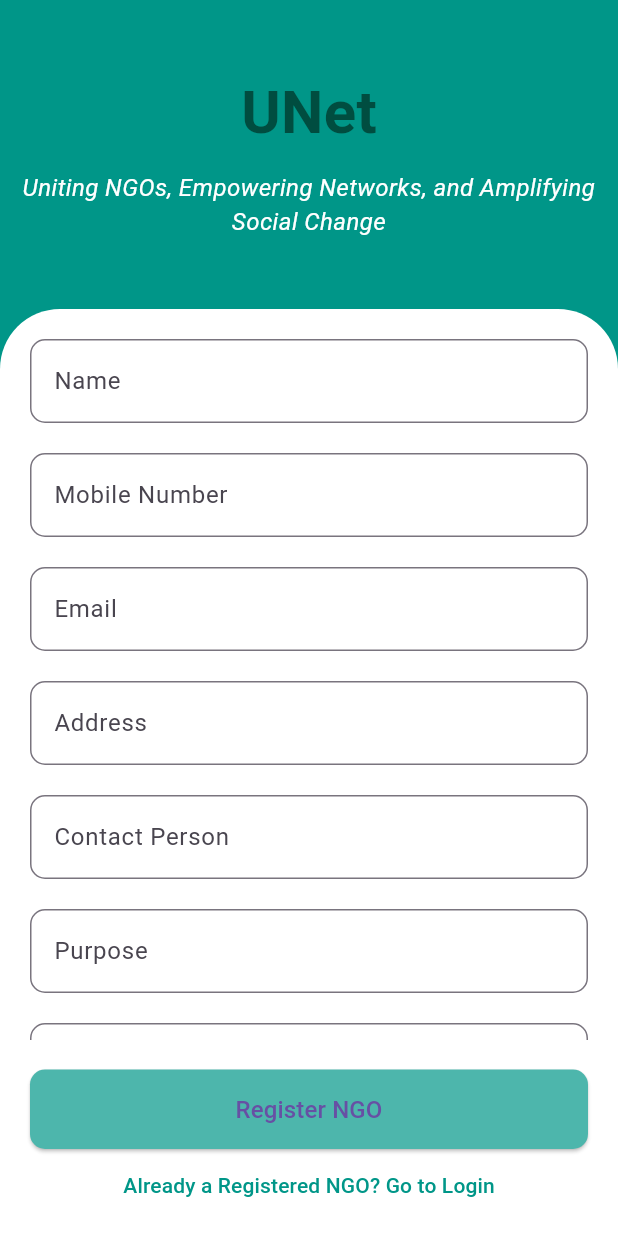
After one commit to Tejas-Muralidhar/UNet-Frontend, a Flutter app: the RegisterNGO screen opened by its route, on a phone screen of 412 x 824 dp. The commit adds this screen. Run offline on Flutter 3.47's test engine with Material 3 defaults, Android fonts, the phone set to English and light mode, and no system bars; our stand-ins replace shared_preferences, syncfusion_flutter_charts; accounts and stored records are empty; network calls fail.

Commit message:
Added NGO registration and Graph Dashboard

```diff
--- /dev/null
+++ b/unet/lib/ngo_registration.dart
@@ -0,0 +1,200 @@
+import 'package:flutter/material.dart';
+import 'package:http/http.dart' as http;
+import 'dart:convert';
+
+class RegisterNGO extends StatelessWidget {
+  final TextEditingController nameController = TextEditingController();
+  final TextEditingController mobileNumberController = TextEditingController();
+  final TextEditingController emailController = TextEditingController();
+  final TextEditingController addressController = TextEditingController();
+  final TextEditingController contactPersonController = TextEditingController();
+  final TextEditingController purposeController = TextEditingController();
+  final TextEditingController completedProjectController = TextEditingController();
+  final TextEditingController ongoingProjectController = TextEditingController();
+  final TextEditingController accountNumberController = TextEditingController();
+
+  Future<void> registerNGO(BuildContext context) async {
+    const String url = 'http://10.0.2.2:8000/api/ngos/register/';
+
+    final Map<String, dynamic> requestBody = {
+      "name": nameController.text,
+      "mobile_number": mobileNumberController.text,
+      "email": emailController.text,
+      "address": addressController.text,
+      "contact_person": contactPersonController.text,
+      "purpose": purposeController.text,
+      "completed_project": completedProjectController.text.isNotEmpty
+          ? completedProjectController.text
+          : "No Completed Projects",
+      "ongoing_project": ongoingProjectController.text.isNotEmpty
+          ? ongoingProjectController.text
+          : "Not Applicable",
+      "account_number": accountNumberController.text.isNotEmpty
+          ? accountNumberController.text
+          : "0000000000000000",
+    };
+
+    try {
+      final response = await http.post(
+        Uri.parse(url),
+        headers: {"Content-Type": "application/json"},
+        body: jsonEncode(requestBody),
+      );
+
+      if (response.statusCode == 201) {
+        showDialog(
+          context: context,
+          builder: (BuildContext context) {
+            return AlertDialog(
+              title: const Text("Registration Successful"),
+              content: const Text(
+                  "NGO has been added successfully! Resource donations and volunteer queries will be sent to your email."),
+              actions: [
+                TextButton(
+                  onPressed: () {
+                    Navigator.pop(context);
+                    Navigator.pushReplacementNamed(context, '/login');
+                  },
+                  child: const Text("OK"),
+                ),
+              ],
+            );
+          },
+        );
+      } else {
+        final errorData = jsonDecode(response.body);
+        ScaffoldMessenger.of(context).showSnackBar(
+          SnackBar(content: Text("Error: ${errorData['error'] ?? 'Registration failed'}")),
+        );
+      }
+    } catch (e) {
+      ScaffoldMessenger.of(context).showSnackBar(
+        SnackBar(content: Text("An error occurred: $e")),
+      );
+    }
+  }
+
+  @override
+  Widget build(BuildContext context) {
+    return Scaffold(
+      backgroundColor: Colors.teal[500],
+      body: LayoutBuilder(
+        builder: (context, constraints) {
+          return Column(
+            children: [
+              // Top Section for UNet logo and slogan
+              Container(
+                height: constraints.maxHeight * 0.25,
+                alignment: Alignment.center,
+                child: Column(
+                  mainAxisAlignment: MainAxisAlignment.center,
+                  children: [
+                    Text(
+                      'UNet',
+                      style: TextStyle(
+                        fontSize: 40.0,
+                        fontWeight: FontWeight.bold,
+                        color: Colors.teal[900],
+                      ),
+                    ),
+                    const SizedBox(height: 10.0),
+                    const Text(
+                      'Uniting NGOs, Empowering Networks, and Amplifying Social Change',
+                      textAlign: TextAlign.center,
+                      style: TextStyle(
+                        fontSize: 16.0,
+                        fontStyle: FontStyle.italic,
+                        color: Colors.white,
+                      ),
+                    ),
+                  ],
+                ),
+              ),
+              Expanded(
+                child: Container(
+                  decoration: const BoxDecoration(
+                    color: Colors.white,
+                    borderRadius: BorderRadius.only(
+                      topLeft: Radius.circular(40.0),
+                      topRight: Radius.circular(40.0),
+                    ),
+                  ),
+                  padding: const EdgeInsets.symmetric(horizontal: 20.0, vertical: 10.0),
+                  child: Column(
+                    mainAxisAlignment: MainAxisAlignment.spaceBetween,
+                    children: [
+                      Expanded(
+                        child: ListView(
+                          children: [
+                            buildTextField("Name", nameController),
+                            buildTextField("Mobile Number", mobileNumberController),
+                            buildTextField("Email", emailController),
+                            buildTextField("Address", addressController),
+                            buildTextField("Contact Person", contactPersonController),
+                            buildTextField("Purpose", purposeController),
+                            buildTextField(
+                                "Completed Projects (Optional)", completedProjectController),
+                            buildTextField("Ongoing Projects (Optional)", ongoingProjectController),
+                            buildTextField("Account Number", accountNumberController),
+                            const SizedBox(height: 20.0), // Extra space between fields
+                          ],
+                        ),
+                      ),
+                      Column(
+                        children: [
+                          const SizedBox(height: 20.0),
+                          SizedBox(
+                            width: double.infinity,
+                            child: ElevatedButton(
+                              style: ElevatedButton.styleFrom(
+                                backgroundColor: Colors.teal[300],
+                                padding: const EdgeInsets.all(15.0),
+                                shape: RoundedRectangleBorder(
+                                  borderRadius: BorderRadius.circular(10.0),
+                                ),
+                              ),
+                              onPressed: () => registerNGO(context),
+                              child: const Text(
+                                'Register NGO',
+                                style: TextStyle(fontSize: 16.0),
+                              ),
+                            ),
+                          ),
+                          TextButton(
+                            onPressed: () {
+                              Navigator.pushReplacementNamed(context, '/login');
+                            },
+                            child: const Text(
+                              "Already a Registered NGO? Go to Login",
+                              style: TextStyle(color: Colors.teal),
+                            ),
+                          ),
+                        ],
+                      ),
+                    ],
+                  ),
+                ),
+              ),
+            ],
+          );
+        },
+      ),
+    );
+  }
+
+  Widget buildTextField(String label, TextEditingController controller) {
+    return Padding(
+      padding: const EdgeInsets.symmetric(vertical: 10.0),
+      child: TextField(
+        controller: controller,
+        style: const TextStyle(fontSize: 16.0),
+        decoration: InputDecoration(
+          labelText: label,
+          border: OutlineInputBorder(
+            borderRadius: BorderRadius.circular(10.0),
+          ),
+        ),
+      ),
+    );
+  }
+}
--- a/unet/pubspec.yaml
+++ b/unet/pubspec.yaml
@@ -32,6 +32,8 @@ dependencies:
     sdk: flutter
   http: ^1.0.0
   shared_preferences: ^2.0.15
+  syncfusion_flutter_charts: ^20.4.50
+
 
 
   # The following adds the Cupertino Icons font to your application.
```
Also changed, not shown: unet/lib/donations.dart (+91 -13 lines), unet/lib/main.dart (+20 -29 lines), unet/pubspec.lock.
